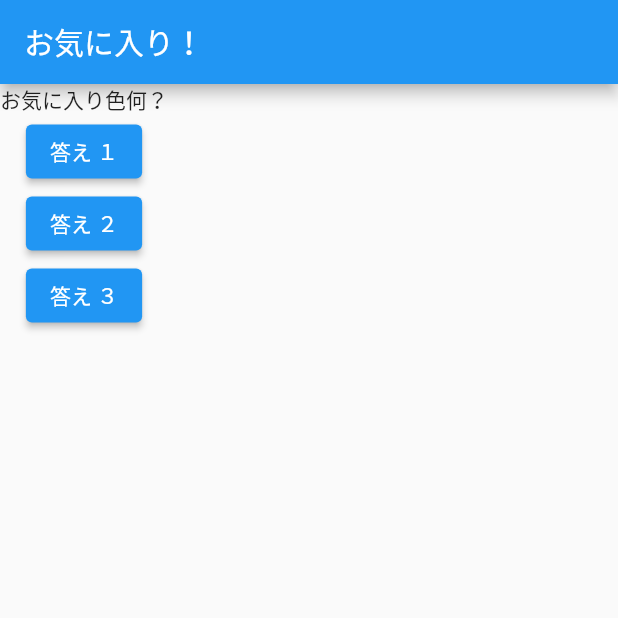
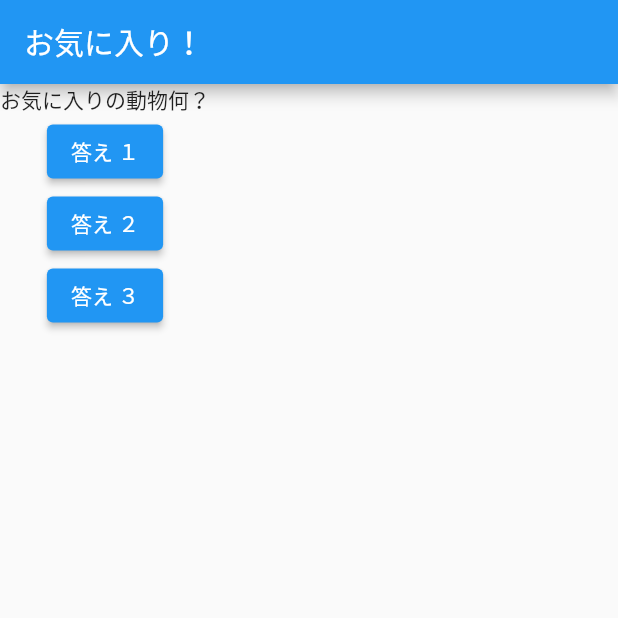
Before and after one commit to AyabongaYB/Flutter--, a Flutter app: the screen it shows after launch, after a tap on "答え １", on a phone screen of 412 x 824 dp, the top half of it. Run offline on Flutter 3.47's test engine with Material 2 defaults, Android fonts, the phone set to English and light mode, and no system bars.

Commit message:
questions.dart

```diff
--- a/lib/main.dart
+++ b/lib/main.dart
@@ -1,21 +1,32 @@
 import 'package:flutter/material.dart';
+import './question.dart';
 
 void main() {
   runApp(HomeApp());
 }
 
-class HomeApp extends StatelessWidget {
-  var Qindex = 0;
+class HomeApp extends StatefulWidget {
+  @override
+  State<StatefulWidget> createState() {
+    return _HomeAppState();
+  }
+}
 
-  void answerQuestion() {
-    Qindex += 1;
+class _HomeAppState extends State<HomeApp> {
+  var _Qindex = 0;
+
+  void _answerQuestion() {
+    setState(() {
+      _Qindex += 1;
+    });
   }
 
   @override
   Widget build(BuildContext context) {
     var questions = [
-      'お気に入り色何？',
-      'お気に入り色動物何？',
+      'お気に入りの色何？',
+      'お気に入りの動物何？',
+      'お気に入りの歌何ですか？',
     ];
 
     return MaterialApp(
@@ -25,9 +36,9 @@ class HomeApp extends StatelessWidget {
       ),
       body: Column(
         children: [
-          Text(questions[Qindex]),
-          ElevatedButton(child: Text('答え １'), onPressed: answerQuestion),
-          ElevatedButton(child: Text('答え ２'), onPressed: answerQuestion),
+          Question(questions[_Qindex]),
+          ElevatedButton(child: Text('答え １'), onPressed: _answerQuestion),
+          ElevatedButton(child: Text('答え ２'), onPressed: _answerQuestion),
           ElevatedButton(
               child: Text('答え ３'),
               onPressed: () => print('ANswer 3 chosen - anonymous method')),
--- /dev/null
+++ b/lib/question.dart
@@ -0,0 +1,12 @@
+import 'package:flutter/material.dart';
+
+class Question extends StatelessWidget {
+  final String questionText;
+
+  Question(this.questionText);
+
+  @override
+  Widget build(BuildContext context) {
+    return Text(questionText);
+  }
+}
```
